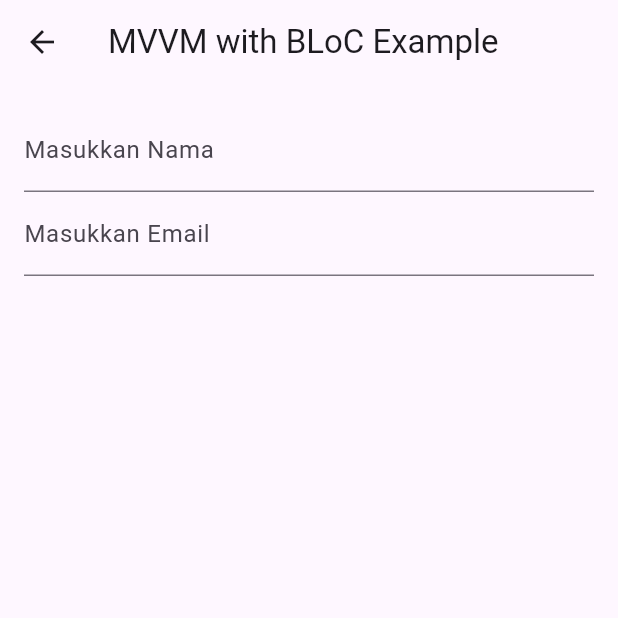
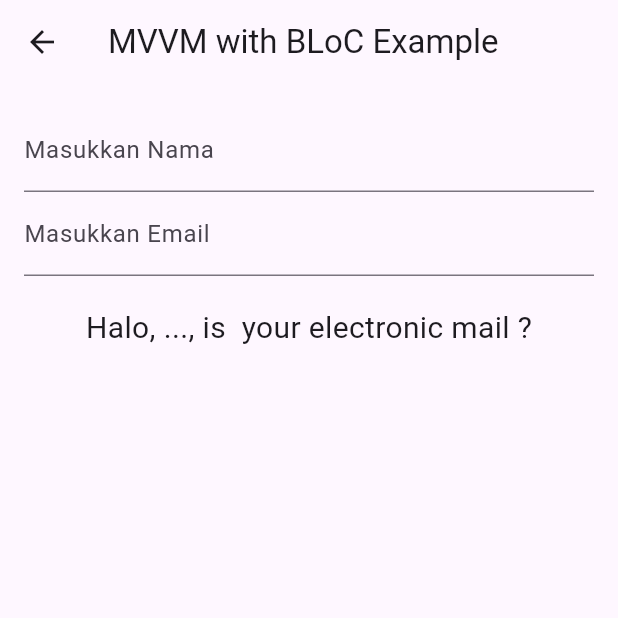
Before and after one commit to PannnTastic/MVVMBLOC_0021, a Flutter app: the HomePage screen opened directly, on a phone screen of 412 x 824 dp, the top half of it. Run offline on Flutter 3.47's test engine with Material 3 defaults, Android fonts, the phone set to English and light mode, and no system bars; our stand-ins replace flutter_bloc.

Commit message:
feat(view): show state output with BlocBuilder

```diff
--- a/lib/view/homepage.dart
+++ b/lib/view/homepage.dart
@@ -27,6 +27,15 @@ class HomePage extends StatelessWidget {
 								context.read<UserBloc>().add(EmailChanged(value));
 							},
 						),
+						SizedBox(height: 20),
+						BlocBuilder<UserBloc, UserState>(
+							builder: (context, state) {
+								return Text(
+									'Halo, ${state.nama}..., is ${state.email} your electronic mail ?',
+									style: TextStyle(fontSize: 20),
+								);
+							},
+						),
 					],
 				),
 			),
```
